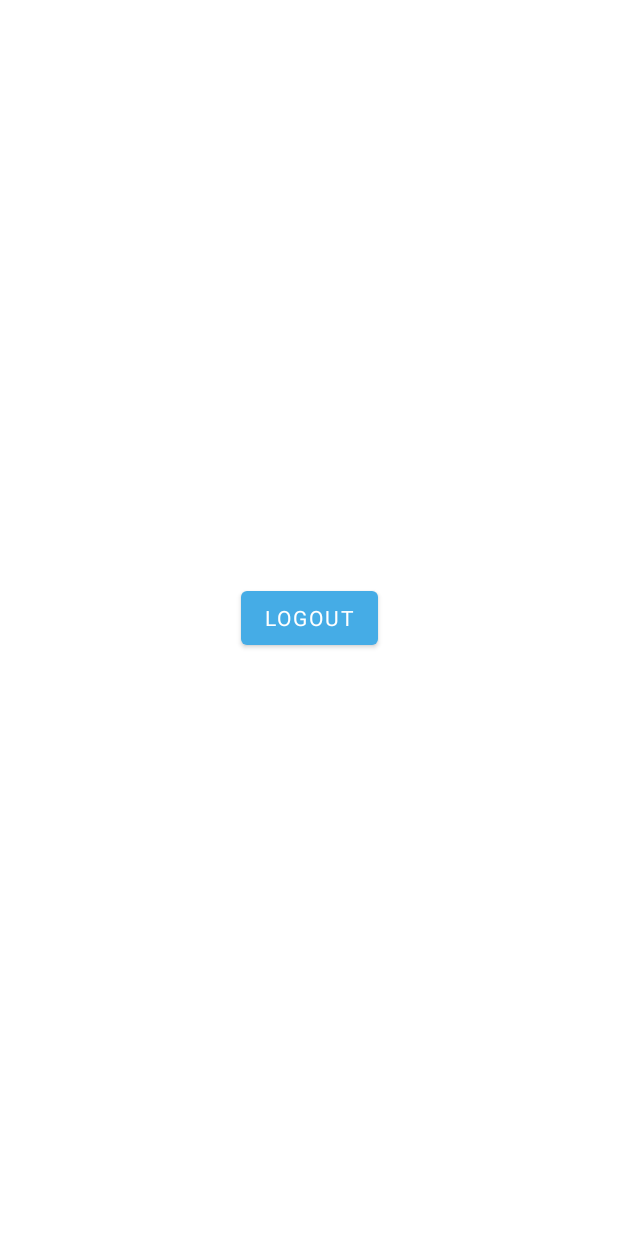
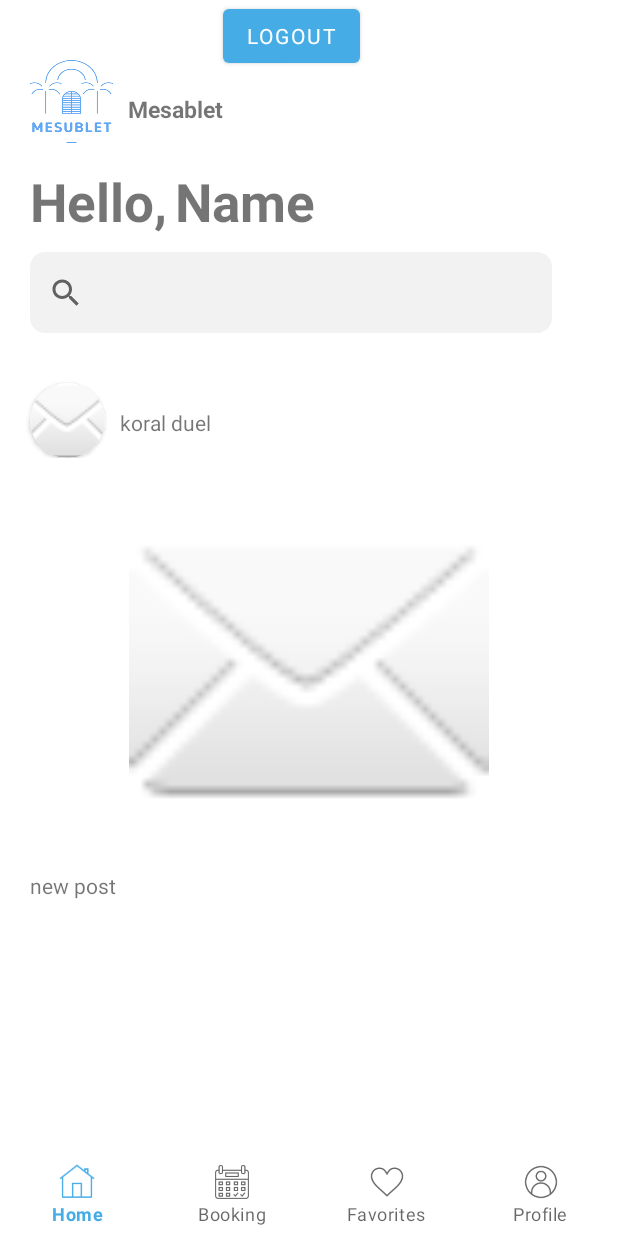
Before and after one commit to koralduel/Mesablet, an Android app: the screen it shows after launch once a user with an empty profile is signed in (HomePage), on a phone screen of 412 x 824 dp. Run offline under Robolectric (Android 15) with nearby library versions, the light colour scheme and no system bars; our stand-ins replace Firebase (no records; nobody signed in at launch, a user with empty details on screens opened directly); Roboto replaces fonts that are not available here.

Commit message:
home page UI

```diff
--- /dev/null
+++ b/app/src/main/java/com/example/mesablet/Adapter_post.java
@@ -0,0 +1,74 @@
+package com.example.mesablet;
+
+import android.content.Context;
+import android.graphics.Bitmap;
+import android.graphics.Color;
+import android.view.LayoutInflater;
+import android.view.View;
+import android.view.ViewGroup;
+import android.widget.Button;
+import android.widget.ImageView;
+import android.widget.TextView;
+
+import androidx.annotation.NonNull;
+import androidx.recyclerview.widget.RecyclerView;
+
+import com.google.android.material.bottomnavigation.BottomNavigationView;
+
+import java.util.List;
+
+public class Adapter_post extends RecyclerView.Adapter<Adapter_post.ViewHolder>{
+
+    private LayoutInflater layoutInflater;
+    private List<Post> data;
+
+    public Adapter_post(Context layoutInflater, List<Post> data) {
+        this.layoutInflater =  LayoutInflater.from(layoutInflater);
+        this.data = data;
+    }
+
+    @NonNull
+    @Override
+    public Adapter_post.ViewHolder onCreateViewHolder(@NonNull ViewGroup viewGroup, int i) {
+        View view = layoutInflater.inflate(R.layout.card_post_item,viewGroup,false);
+        return new Adapter_post.ViewHolder(view);
+    }
+
+    @Override
+    public void onBindViewHolder(@NonNull Adapter_post.ViewHolder viewHolder, int i) {
+
+        int publisher_image = data.get(i).getPublisher_image();
+        viewHolder.publisher_image.setImageResource(publisher_image);
+
+        int post_photos = data.get(i).getPost_photos();
+        viewHolder.post_photos.setImageResource(post_photos);
+
+        String publisher_name= data.get(i).getPublisher_name();
+        viewHolder.publisher_name.setText(publisher_name);
+
+        String post_context=data.get(i).getPost_context();
+        viewHolder.post_context.setText(post_context);
+
+
+    }
+
+    @Override
+    public int getItemCount() {return data.size(); }
+
+    public class ViewHolder extends RecyclerView.ViewHolder{
+
+        ImageView publisher_image;
+        ImageView post_photos;
+        TextView publisher_name,post_context;
+        BottomNavigationView bottomNavigationView;
+
+        public ViewHolder(@NonNull View itemView) {
+            super(itemView);
+            publisher_image=itemView.findViewById(R.id.IV_profilePhoto);
+            post_photos=itemView.findViewById(R.id.IV_card_photo);
+            publisher_name=itemView.findViewById(R.id.TV_publisher_name);
+            post_context=itemView.findViewById(R.id.Tv_post_content);
+            bottomNavigationView=itemView.findViewById(R.id.bottom_navigation);
+        }
+    }
+}
--- a/app/src/main/java/com/example/mesablet/HomePage.java
+++ b/app/src/main/java/com/example/mesablet/HomePage.java
@@ -1,6 +1,8 @@
 package com.example.mesablet;
 
 import androidx.appcompat.app.AppCompatActivity;
+import androidx.recyclerview.widget.LinearLayoutManager;
+import androidx.recyclerview.widget.RecyclerView;
 
 import android.content.Intent;
 import android.os.Bundle;
@@ -8,10 +10,15 @@ import android.widget.Button;
 
 import com.google.firebase.auth.FirebaseAuth;
 
+import java.util.ArrayList;
+import java.util.List;
+
 public class HomePage extends AppCompatActivity {
 
     FirebaseAuth firebaseAuth;
     Button logoutBtn;
+    Adapter_post adapter;
+
     @Override
     protected void onCreate(Bundle savedInstanceState) {
         super.onCreate(savedInstanceState);
@@ -23,5 +30,13 @@ public class HomePage extends AppCompatActivity {
            firebaseAuth.signOut();
             startActivity(new Intent(this,LoginPage.class));
         });
+
+        List<Post> posts=new ArrayList<>();
+
+        posts.add(new Post(android.R.drawable.ic_dialog_email,"koral duel",android.R.drawable.ic_dialog_email,"new post"));
+        RecyclerView recyclerView = findViewById(R.id.RV_post);
+        recyclerView.setLayoutManager(new LinearLayoutManager(this));
+        adapter =new Adapter_post(this,posts);
+        recyclerView.setAdapter(adapter);
     }
 }
--- /dev/null
+++ b/app/src/main/java/com/example/mesablet/Post.java
@@ -0,0 +1,55 @@
+package com.example.mesablet;
+
+import android.widget.Button;
+
+public class Post<bottomNavigationView> {
+
+    int publisher_image;
+    String publisher_name;
+    int post_photos;
+    String post_context;
+    bottomNavigationView bottomNavigationView;
+
+    public Post(int publisher_image, String publisher_name, int post_photos, String post_context) {
+        this.publisher_image = publisher_image;
+        this.publisher_name = publisher_name;
+        this.post_photos = post_photos;
+        this.post_context = post_context;
+    }
+
+    public int getPublisher_image() {
+        return publisher_image;
+    }
+
+    public void setPublisher_image(int publisher_image) {
+        this.publisher_image = publisher_image;
+    }
+
+    public String getPublisher_name() {
+        return publisher_name;
+    }
+
+    public void setPublisher_name(String publisher_name) {
+        this.publisher_name = publisher_name;
+    }
+
+    public int getPost_photos() {
+        return post_photos;
+    }
+
+    public void setPost_photos(int post_photos) {
+        this.post_photos = post_photos;
+    }
+
+    public String getPost_context() {
+        return post_context;
+    }
+
+    public void setPost_context(String post_context) {
+        this.post_context = post_context;
+    }
+
+    public bottomNavigationView getBottomNavigationView() {
+        return bottomNavigationView;
+    }
+}
--- /dev/null
+++ b/app/src/main/res/drawable/ic_menu.xml
@@ -0,0 +1,6 @@
+<?xml version="1.0" encoding="utf-8"?>
+<selector xmlns:android="http://schemas.android.com/apk/res/android"
+
+    android:tint="?attr/colorControlNormal">
+
+</selector>
--- /dev/null
+++ b/app/src/main/res/drawable/search_bar.xml
@@ -0,0 +1,22 @@
+<?xml version="1.0" encoding="utf-8"?>
+<vector
+    xmlns:android="http://schemas.android.com/apk/res/android"
+    xmlns:aapt="http://schemas.android.com/aapt"
+    android:width="348dp"
+    android:height="54dp"
+    android:viewportWidth="348"
+    android:viewportHeight="54">
+
+    <group>
+        <clip-path
+            android:pathData="M10 0H338C343.523 0 348 4.47715 348 10V44C348 49.5228 343.523 54 338 54H10C4.47715 54 0 49.5228 0 44V10C0 4.47715 4.47715 0 10 0Z"
+            />
+
+        <path
+            android:pathData="M0 0V54H348V0"
+            android:fillColor="#F2F2F2"
+            />
+
+    </group>
+
+</vector>
--- a/app/src/main/res/layout/activity_home_page.xml
+++ b/app/src/main/res/layout/activity_home_page.xml
@@ -6,13 +6,114 @@
     android:layout_height="match_parent"
     tools:context=".HomePage">
 
-    <Button
-        android:id="@+id/logoutBtn"
-        android:layout_width="wrap_content"
+    <LinearLayout
+        android:id="@+id/LL_Top_HomePage"
+        android:layout_width="match_parent"
         android:layout_height="wrap_content"
-        android:text="Logout"
+        app:layout_constraintEnd_toEndOf="parent"
+        app:layout_constraintStart_toStartOf="parent"
+        app:layout_constraintTop_toTopOf="parent"
+        android:orientation="vertical">
+
+        <LinearLayout
+            android:id="@+id/LL_logo_name"
+            android:layout_width="match_parent"
+            android:layout_height="wrap_content"
+            android:orientation="horizontal"
+            app:layout_constraintEnd_toEndOf="parent"
+            app:layout_constraintStart_toStartOf="parent"
+            app:layout_constraintTop_toTopOf="parent">
+
+            <ImageView
+                android:id="@+id/IVLogo"
+                android:layout_width="55dp"
+                android:layout_height="55dp"
+                android:layout_marginLeft="20dp"
+                android:layout_marginTop="40dp"
+                android:background="@drawable/mesublet_logo" />
+
+            <TextView
+                android:id="@+id/TVMesablet"
+                android:layout_width="wrap_content"
+                android:layout_height="21dp"
+                android:layout_marginLeft="10dp"
+                android:layout_marginTop="49dp"
+                android:text="@string/app_name"
+                android:textSize="15dp"
+                android:textStyle="bold" />
+
+            <Button
+                android:id="@+id/logoutBtn"
+                android:layout_width="wrap_content"
+                android:layout_height="wrap_content"
+                android:text="Logout" />
+        </LinearLayout>
+
+    <LinearLayout
+        android:id="@+id/LL_Welcome_name"
+        android:layout_width="match_parent"
+        android:layout_height="wrap_content"
+        android:orientation="horizontal"
+        app:layout_constraintEnd_toEndOf="parent"
+        app:layout_constraintStart_toStartOf="parent"
+        app:layout_constraintTop_toTopOf="parent">
+        <TextView
+            android:id="@+id/TV_Hello"
+            android:layout_width="wrap_content"
+            android:layout_height="wrap_content"
+            android:text="@string/hello"
+            android:textSize="35dp"
+            android:layout_marginTop="15dp"
+            android:layout_marginLeft="20dp"
+            android:textStyle="bold"/>
+
+        <TextView
+            android:id="@+id/TV_Name"
+            android:layout_width="wrap_content"
+            android:layout_height="wrap_content"
+            android:text="@string/name"
+            android:textSize="35dp"
+            android:layout_marginTop="15dp"
+            android:layout_marginLeft="5dp"
+            android:textStyle="bold"/>
+    </LinearLayout>
+
+        <androidx.appcompat.widget.SearchView
+            android:id="@+id/Search_View"
+            android:layout_width="wrap_content"
+            android:layout_height="wrap_content"
+            android:layout_marginLeft="20dp"
+            android:layout_marginTop="10dp"
+            android:background="@drawable/search_bar"/>
+    </LinearLayout>
+
+    <androidx.recyclerview.widget.RecyclerView
+        android:id="@+id/RV_post"
+        android:layout_width="match_parent"
+        android:layout_height="wrap_content"
+        android:layout_marginTop="10dp"
+        app:layout_constraintEnd_toEndOf="parent"
+        app:layout_constraintStart_toStartOf="parent"
+        app:layout_constraintTop_toBottomOf="@+id/LL_Top_HomePage"/>
+
+    <LinearLayout
+        android:layout_width="match_parent"
+        android:layout_height="wrap_content"
         app:layout_constraintBottom_toBottomOf="parent"
         app:layout_constraintEnd_toEndOf="parent"
-        app:layout_constraintStart_toStartOf="parent"
-        app:layout_constraintTop_toTopOf="parent" />
+        app:layout_constraintStart_toStartOf="parent">
+        ...
+
+        <com.google.android.material.bottomnavigation.BottomNavigationView
+            android:id="@+id/bottom_navigation"
+            android:layout_width="match_parent"
+            android:layout_height="wrap_content"
+            app:labelVisibilityMode="labeled"
+            app:menu="@menu/bottom_app_bar" />
+
+    </LinearLayout>
+
+
+
+
 </androidx.constraintlayout.widget.ConstraintLayout>
--- /dev/null
+++ b/app/src/main/res/layout/card_post_item.xml
@@ -0,0 +1,82 @@
+<?xml version="1.0" encoding="utf-8"?>
+<androidx.cardview.widget.CardView xmlns:android="http://schemas.android.com/apk/res/android"
+    xmlns:app="http://schemas.android.com/apk/res-auto"
+    android:layout_width="match_parent"
+    android:layout_height="wrap_content"
+    app:cardCornerRadius="10dp">
+
+    <LinearLayout
+        android:layout_width="match_parent"
+        android:layout_height="wrap_content"
+        android:orientation="vertical">
+
+        <LinearLayout
+            android:id="@+id/LL_top_post_card"
+            android:layout_width="match_parent"
+            android:layout_height="match_parent"
+            android:orientation="horizontal">
+
+            <androidx.cardview.widget.CardView
+                android:layout_width="50dp"
+                android:layout_height="50dp"
+                android:layout_marginStart="20dp"
+                android:layout_marginTop="23dp"
+                app:cardBackgroundColor="@color/white"
+                app:cardCornerRadius="250dp">
+
+                <androidx.cardview.widget.CardView
+                    android:id="@+id/CV_profilePhoto"
+                    android:layout_width="70dp"
+                    android:layout_height="70dp"
+                    android:layout_gravity="center"
+                    app:cardCornerRadius="250dp">
+
+                    <ImageView
+                        android:id="@+id/IV_profilePhoto"
+                        android:layout_width="70dp"
+                        android:layout_height="70dp"
+                        android:scaleType="centerCrop"
+                        android:src="@drawable/ic_launcher_foreground" />
+
+                </androidx.cardview.widget.CardView>
+
+            </androidx.cardview.widget.CardView>
+
+    <TextView
+        android:id="@+id/TV_publisher_name"
+        android:layout_marginTop="40dp"
+        android:layout_marginLeft="10dp"
+        android:layout_width="wrap_content"
+        android:layout_height="wrap_content"
+        android:text="@string/publisher_name"/>
+
+        </LinearLayout>
+
+    <ImageView
+        android:layout_marginTop="20dp"
+        android:layout_marginStart="20dp"
+        android:layout_marginEnd="20dp"
+        android:id="@+id/IV_card_photo"
+        android:layout_width="match_parent"
+        android:layout_height="240dp"
+        android:src="@drawable/ic_image"/>
+
+        <TextView
+            android:layout_marginStart="20dp"
+            android:layout_marginEnd="20dp"
+            android:layout_marginTop="15dp"
+            android:id="@+id/Tv_post_content"
+            android:layout_width="match_parent"
+            android:text="@string/context"
+            android:layout_height="wrap_content"/>
+
+        <com.google.android.material.bottomnavigation.BottomNavigationView
+            android:layout_marginTop="10dp"
+            android:id="@+id/bottom_navigation"
+            android:layout_width="match_parent"
+            android:layout_height="wrap_content"
+            app:labelVisibilityMode="labeled"
+            app:menu="@menu/bottom_post" />
+    </LinearLayout>
+
+</androidx.cardview.widget.CardView>
--- /dev/null
+++ b/app/src/main/res/menu/bottom_app_bar.xml
@@ -0,0 +1,37 @@
+<?xml version="1.0" encoding="utf-8"?>
+<menu xmlns:android="http://schemas.android.com/apk/res/android"
+    xmlns:app="http://schemas.android.com/apk/res-auto">
+
+    <item
+        android:id="@+id/home"
+        android:enabled="true"
+        android:icon="@drawable/ic_home"
+        android:title="@string/home"
+        android:contentDescription="@string/home"/>
+
+
+    <item
+        android:id="@+id/booking"
+        android:enabled="true"
+        android:icon="@drawable/ic_booking"
+        android:title="@string/booking"
+        android:contentDescription="@string/booking"
+        />
+
+    <item
+        android:id="@+id/favorites"
+        android:enabled="true"
+        android:icon="@drawable/ic_favorite"
+        android:title="@string/favorites"
+        android:contentDescription="@string/favorites"
+
+        />
+
+    <item
+        android:id="@+id/profile"
+        android:enabled="true"
+        android:icon="@drawable/ic_profile"
+        android:title="@string/profile"
+        android:contentDescription="@string/profile"
+        />
+</menu>
--- /dev/null
+++ b/app/src/main/res/menu/bottom_post.xml
@@ -0,0 +1,18 @@
+<?xml version="1.0" encoding="utf-8"?>
+<menu xmlns:android="http://schemas.android.com/apk/res/android">
+
+    <item
+        android:id="@+id/pavorite"
+        android:enabled="true"
+        android:icon="@drawable/ic_favorite"
+        android:title="@string/add_favorites"
+        android:contentDescription="@string/favorites"/>
+
+    <item
+        android:id="@+id/message"
+        android:enabled="true"
+        android:icon="@drawable/ic_message"
+        android:title="@string/message"
+        android:contentDescription="@string/message"/>
+
+</menu>
--- a/app/src/main/res/values/strings.xml
+++ b/app/src/main/res/values/strings.xml
@@ -11,4 +11,14 @@
     <string name="login_to_your_account">Login to your Account</string>
     <string name="full_name">Full Name</string>
     <string name="username">Username</string>
+    <string name="hello">Hello,</string>
+    <string name="name">Name</string>
+    <string name="home">Home</string>
+    <string name="booking">Booking</string>
+    <string name="favorites">Favorites</string>
+    <string name="profile">Profile</string>
+    <string name="publisher_name">publisher_name</string>
+    <string name="message">Send Message</string>
+    <string name="add_favorites">Add Favorites</string>
+    <string name="context">Context</string>
 </resources>
```
Also changed, not shown: app/src/main/res/drawable/ic_booking.png (added), app/src/main/res/drawable/ic_favorite.png (added), app/src/main/res/drawable/ic_home.png (added), app/src/main/res/drawable/ic_image.png (added), app/src/main/res/drawable/ic_message.png (added), app/src/main/res/drawable/ic_plus.png (added), app/src/main/res/drawable/ic_profile.png (added).
